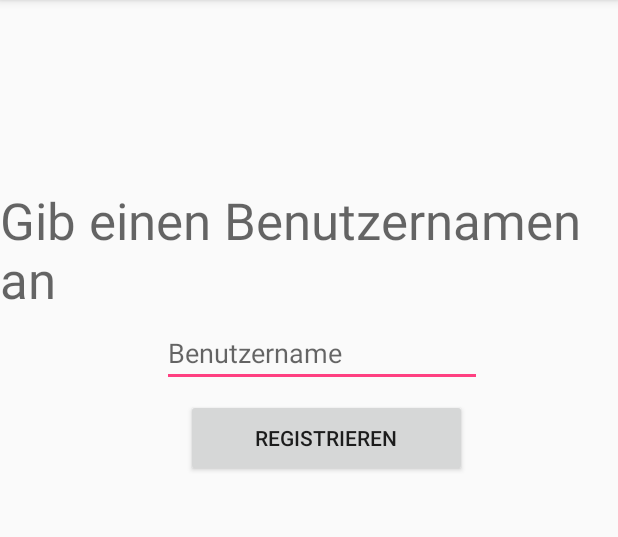
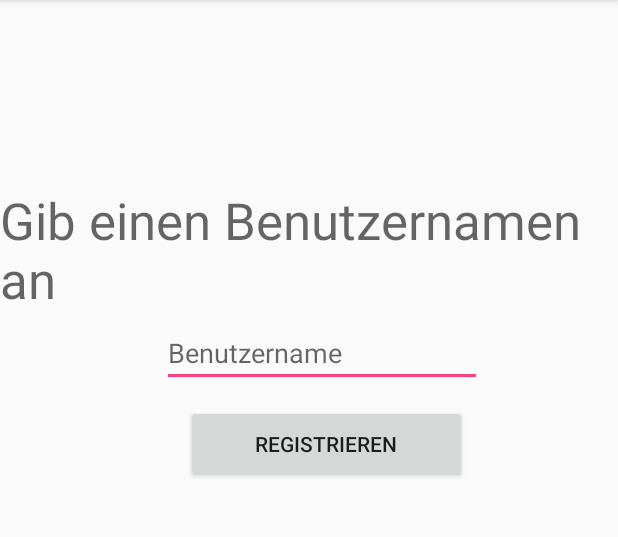
Before and after one commit to ChristianWuggenig/extremeSchnapsen, an Android app: the screen it shows after launch (Register), on a phone screen of 412 x 824 dp, the part 84-621 px from its top. Run offline under Robolectric (Android 15) with nearby library versions, the phone set to English and light mode, and no system bars.

Commit message:
für Daniel: layout activity_register.xml kann jetzt bearbeitet werden + strings.xml wurde upgedatet

```diff
--- a/app/src/main/res/layout/activity_register.xml
+++ b/app/src/main/res/layout/activity_register.xml
@@ -36,7 +36,7 @@
         android:layout_width="187dp"
         android:layout_height="52dp"
         android:layout_marginStart="124dp"
-        android:layout_marginTop="8dp"
+        android:layout_marginTop="12dp"
         android:text="@string/registerBtn_Name"
         app:layout_constraintStart_toStartOf="@+id/usernameTextView"
         app:layout_constraintTop_toBottomOf="@+id/usernameEditText" />
--- a/app/src/main/res/values/strings.xml
+++ b/app/src/main/res/values/strings.xml
@@ -1,6 +1,6 @@
 <resources>
     <string name="app_name">extremeSchnapsen</string>
-    <string name="enter_username">Gib einen Benutzernamen an </string>
+    <string name="enter_username">Gib einen Benutzernamen an</string>
     <string name="username_hint">Benutzername</string>
     <string name="registerBtn_Name">Registrieren</string>
 </resources>
```
